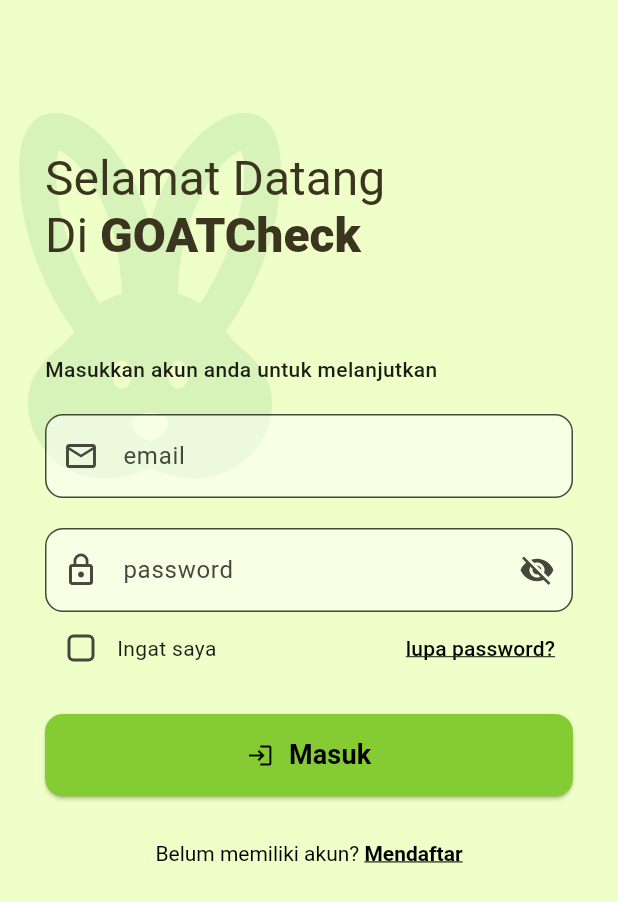
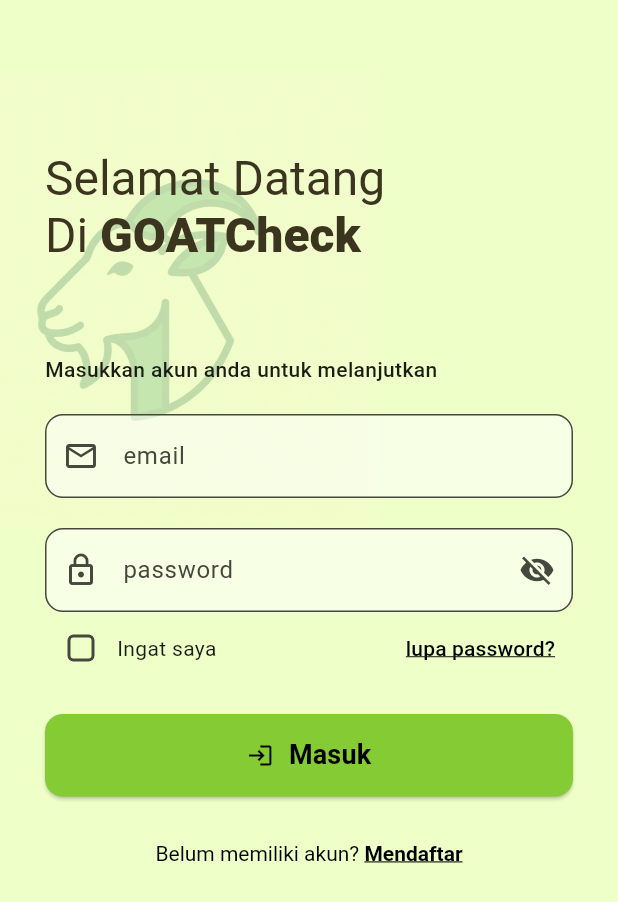
Before and after one commit to Grimpascal/goatcheck, a Flutter app: the screen it shows after launch, on a phone screen of 412 x 824 dp. Shown: the top 902 px of the screen. Run offline on Flutter 3.47's test engine with Material 3 defaults, Android fonts, the phone set to English and light mode, and no system bars; our stand-ins replace cloud_firestore, firebase_auth, firebase_core, flutter_local_notifications; missing offline and left inert: flutter_background_service; accounts and stored records are empty.

Commit message:
design: change background logo in LoginPage to vector goat head icon

```diff
--- a/lib/main.dart
+++ b/lib/main.dart
@@ -113,10 +113,11 @@
             left: -50,
             child: Opacity(
               opacity: 0.2,
-              child: Icon(
-                Icons.cruelty_free,
-                size: 300,
-                color: Colors.green.shade300,
+              child: Image.asset(
+                'assets/images/goat_logo.png',
+                width: 300,
+                height: 300,
+                fit: BoxFit.contain,
               ),
             ),
           ),
--- a/pubspec.yaml
+++ b/pubspec.yaml
@@ -63,10 +63,8 @@
   # the material Icons class.
   uses-material-design: true
 
-  # To add assets to your application, add an assets section, like this:
-  # assets:
-  #   - images/a_dot_burr.jpeg
-  #   - images/a_dot_ham.jpeg
+  assets:
+    - assets/images/goat_logo.png
 
   # An image asset can refer to one or more resolution-specific "variants", see
   # https://flutter.dev/to/resolution-aware-images
```
Also changed, not shown: assets/images/goat_logo.png (added).
